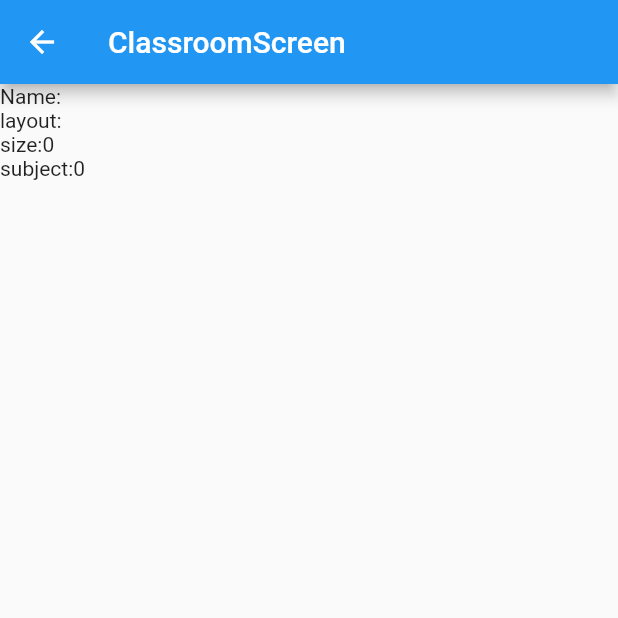
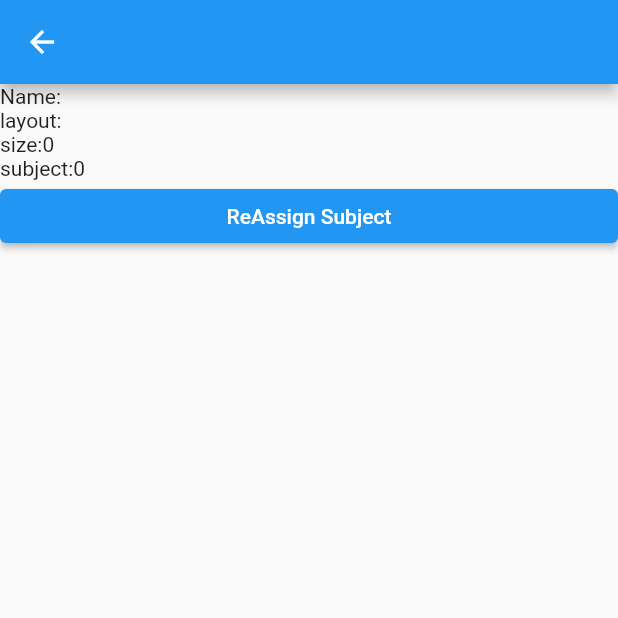
Before and after one commit to micedreams/classroom_allocation, a Flutter app: the ViewClassRoomScreen screen opened directly with empty values, on a phone screen of 412 x 824 dp, the top half of it. Run offline on Flutter 3.47's test engine with Material 2 defaults, Android fonts, the light colour scheme and no system bars; our stand-ins replace freezed_annotation; network calls fail.

Commit message:
patch end point, assign reassign button

```diff
--- a/lib/all_classrooms.dart
+++ b/lib/all_classrooms.dart
@@ -1,4 +1,4 @@
-import 'package:classroom_allocation/get_end_points.dart';
+import 'package:classroom_allocation/end_points.dart';
 import 'package:classroom_allocation/models/classroom.dart';
 import 'package:classroom_allocation/view_classroom.dart';
 import 'package:flutter/material.dart';
@@ -21,7 +21,7 @@ class _AllClassroomsScreenState extends State<AllClassroomsScreen> {
   }
 
   void getClassrooms() async {
-    var allClassroomsList = await GetEndPoints.getAllClassrooms();
+    var allClassroomsList = await EndPoints.getAllClassrooms();
     setState(() {
       allClassrooms = allClassroomsList;
     });
--- a/lib/all_students.dart
+++ b/lib/all_students.dart
@@ -1,4 +1,4 @@
-import 'package:classroom_allocation/get_end_points.dart';
+import 'package:classroom_allocation/end_points.dart';
 import 'package:classroom_allocation/models/student.dart';
 import 'package:classroom_allocation/view_student.dart';
 import 'package:flutter/material.dart';
@@ -21,7 +21,7 @@ class _AllStudentsScreenState extends State<AllStudentsScreen> {
   }
 
   getStudents() async {
-    var allStudentsList = await GetEndPoints.getAllStudents();
+    var allStudentsList = await EndPoints.getAllStudents();
 
     setState(() {
       allStudents = allStudentsList;
--- a/lib/all_subjects.dart
+++ b/lib/all_subjects.dart
@@ -1,4 +1,4 @@
-import 'package:classroom_allocation/get_end_points.dart';
+import 'package:classroom_allocation/end_points.dart';
 import 'package:classroom_allocation/models/subject.dart';
 import 'package:classroom_allocation/view_subject.dart';
 import 'package:flutter/material.dart';
@@ -21,7 +21,7 @@ class _AllSubjectsScreenState extends State<AllSubjectsScreen> {
   }
 
   getSubjects() async {
-    var allSubjectsList = await GetEndPoints.getAllSubjects();
+    var allSubjectsList = await EndPoints.getAllSubjects();
 
     setState(() {
       allSubjects = allSubjectsList;
--- a/lib/rest.dart
+++ b/lib/rest.dart
@@ -6,6 +6,19 @@ class Rest {
   static dynamic get(String path) async {
     final response = await http.get(Uri.parse(
         'https://hamon-interviewapi.herokuapp.com/$path?api_key=61bd1'));
+    var data = json.decode(response.body);
+    return data;
+  }
+
+  static dynamic patch(
+    String path,
+    int id,
+    Map<String, dynamic> params,
+  ) async {
+    final response = await http.patch(
+        Uri.parse(
+            'https://hamon-interviewapi.herokuapp.com/$path/$id?api_key=61bd1'),
+        body: params);
     var data = json.decode(response.body);
     return data;
   }
--- a/lib/view_classroom.dart
+++ b/lib/view_classroom.dart
@@ -1,6 +1,6 @@
+import 'package:classroom_allocation/end_points.dart';
 import 'package:classroom_allocation/models/classroom.dart';
 import 'package:flutter/material.dart';
-
 
 class ViewClassRoomScreen extends StatefulWidget {
   static const routeName = '/ViewClassroomScreen';
@@ -14,19 +14,39 @@ class ViewClassRoomScreen extends StatefulWidget {
 }
 
 class _ViewClassRoomScreenState extends State<ViewClassRoomScreen> {
+  Classroom? classRoom;
+  @override
+  void initState() {
+    setState(() {
+      classRoom = widget.classRoom;
+    });
+    super.initState();
+  }
+
   @override
   Widget build(BuildContext context) {
     print(widget.classRoom);
     return Scaffold(
       appBar: AppBar(
-        title: Text("ClassroomScreen"),
+        title: Text(""),
       ),
       body: ListView(
         children: [
-          Text("Name:${widget.classRoom.name!}"),
-          Text("layout:${widget.classRoom.layout!}"),
-          Text("size:${widget.classRoom.size!}"),
-          Text("subject:${widget.classRoom.subject ?? "Not Assigned"}"),
+          Text("Name:${classRoom!.name!}"),
+          Text("layout:${classRoom!.layout!}"),
+          Text("size:${classRoom!.size!}"),
+          Text("subject:${classRoom!.subject}"),
+          ElevatedButton(
+              onPressed: () async {
+                final response =
+                    await EndPoints.assignReAssignSubject(classRoom!.id!, 1);
+                 setState(() {
+                  classRoom = Classroom.fromJson(response);
+                });
+              },
+              child: Text(classRoom!.subject == null
+                  ? "Assign Subject"
+                  : "ReAssign Subject"))
         ],
       ),
     );
```
Also changed, not shown: lib/end_points.dart (renamed from lib/get_end_points.dart, +11 -1 lines).
